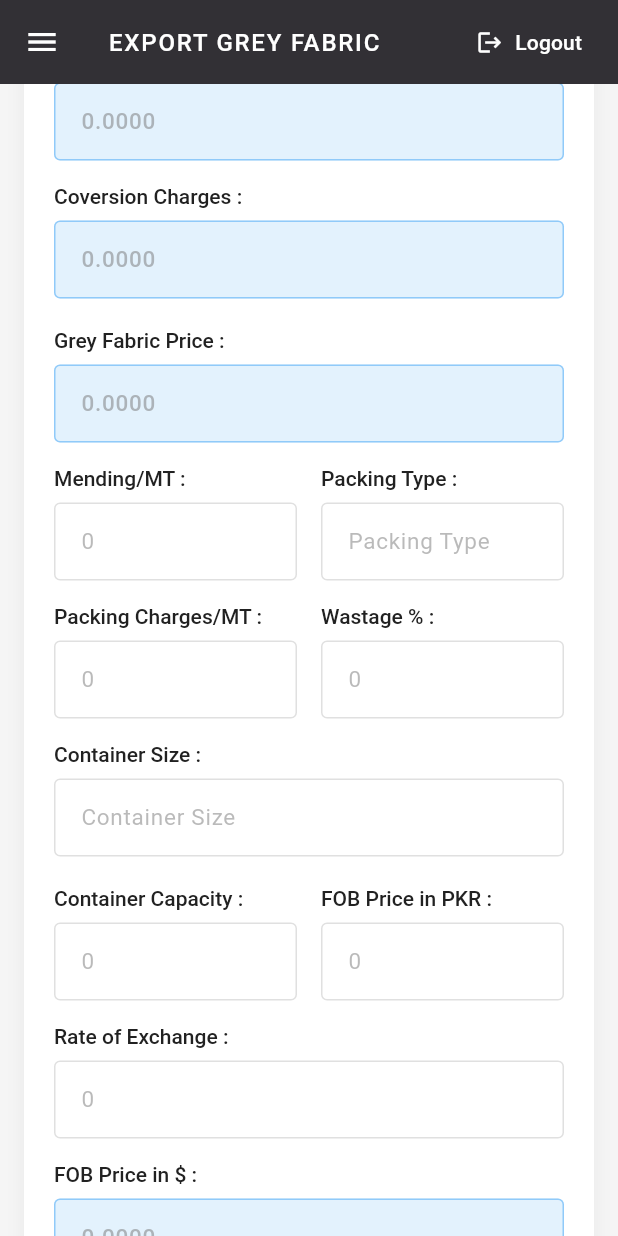
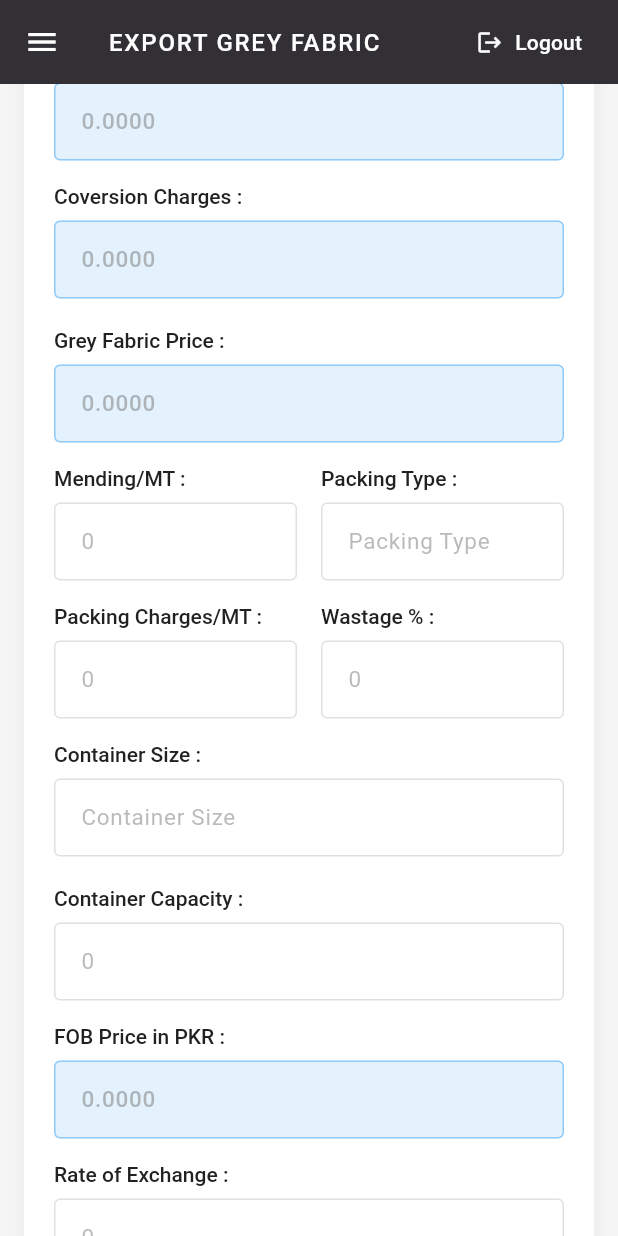
Before and after one commit to Zeeshanjamil9615/costex, a Flutter app: the ExportGreyPage screen opened directly, scrolled down 1152 dp, on a phone screen of 412 x 824 dp. Run offline on Flutter 3.47's test engine with Material 3 defaults, Android fonts, the phone set to English and light mode, and no system bars; our stand-ins replace dio, get, get_storage, pdf, printing; accounts and stored records are empty.

Commit message:
the app is complete

```diff
--- a/lib/views/drawer/export_grey_febric/export_grey_febric.dart
+++ b/lib/views/drawer/export_grey_febric/export_grey_febric.dart
@@ -162,7 +162,7 @@ class ExportGreyPage extends StatelessWidget {
                       // Row 5: Container Capacity, FOB Price in PKR, Rate of Exchange, FOB Price in $, Freight in $
                       _buildRow([
                         _buildField('Container Capacity', controller.containerCapacityController),
-                        _buildField('FOB Price in PKR', controller.fobPricePKRController),
+                        _buildCalculatedField('FOB Price in PKR', controller.fobPricePKRController),
                         _buildField('Rate of Exchange', controller.rateOfExchangeController),
                         _buildCalculatedField('FOB Price in \$', controller.fobPriceDollarController),
                         _buildField('Freight in \$', controller.freightInDollarController),
@@ -172,7 +172,7 @@ class ExportGreyPage extends StatelessWidget {
                       // Row 6: Freight Calculation in $, C & F Price in $, Commission, Port
                       _buildRow([
                         _buildCalculatedField('Freight Calculation in \$', controller.freightCalculationController),
-                        _buildField('C & F Price in \$', controller.cfPriceController),
+                        _buildCalculatedField('C & F Price in \$', controller.cfPriceController),
                         _buildField('Commission', controller.commissionController),
                         _buildField('Port', controller.portController, isNumeric: false),
                       ]),
```
Also changed, not shown: lib/api_service/api_service.dart (+0 -13 lines).
